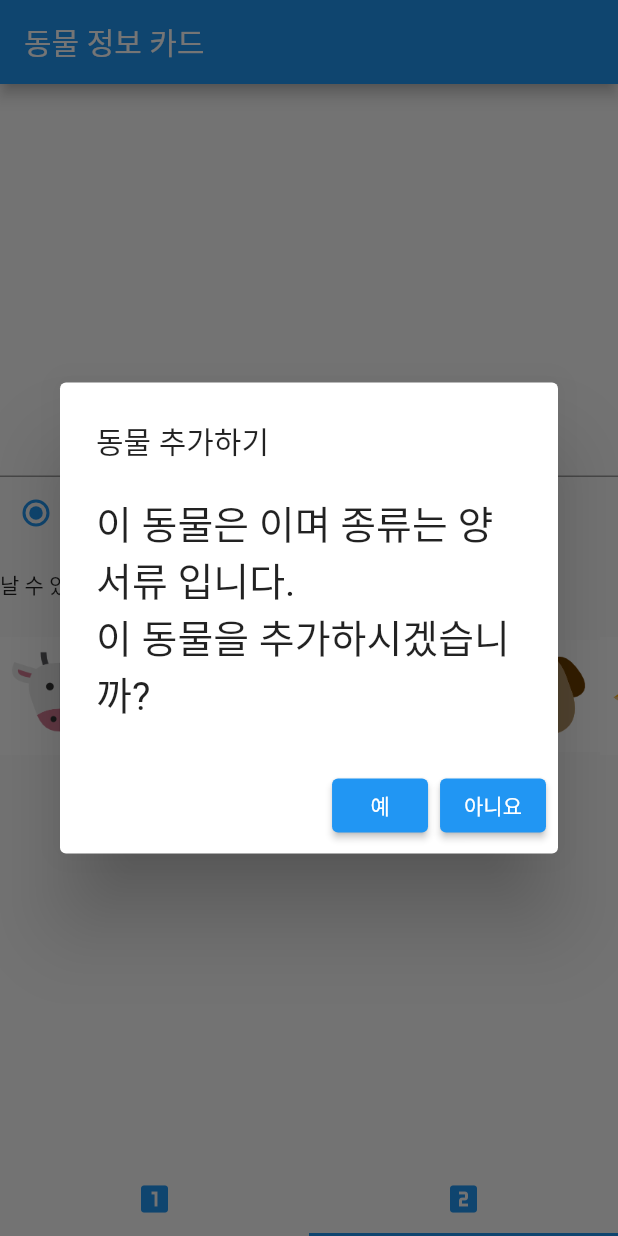
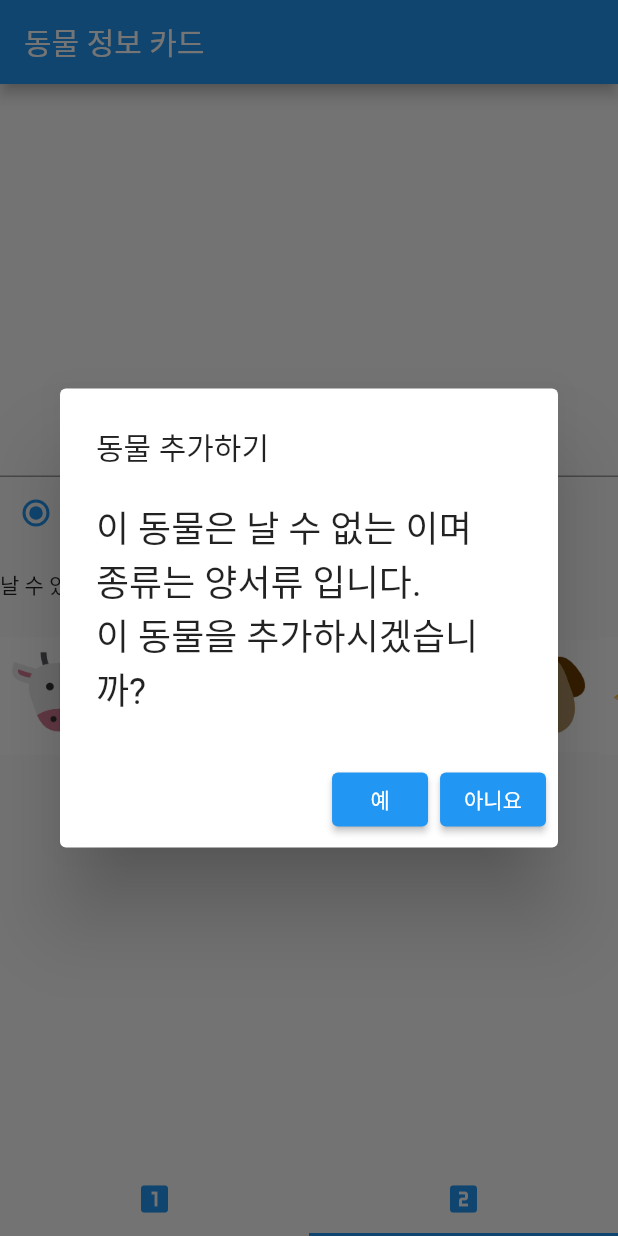
Before and after one commit to Lenson-Lee/Do-it-Flutter, a Flutter app: the screen it shows after launch, tab 2 chosen, after a tap on "동물 추가하기", on a phone screen of 412 x 824 dp. Run offline on Flutter 3.47's test engine with Material 2 defaults, Android fonts, the phone set to English and light mode, and no system bars.

Commit message:
5강. 설명텍스트추가

```diff
--- a/listview_example/lib/animalItem.dart
+++ b/listview_example/lib/animalItem.dart
@@ -5,12 +5,14 @@ class Animal {
   String? animalName;
   String? kind;
   bool? flyExist = false;
+  String fly;
 
   Animal(
       {required this.animalName,
       required this.kind,
       required this.imagePath,
-      this.flyExist}
+      this.flyExist,
+      required this.fly}
       );
 
 }
--- a/listview_example/lib/main.dart
+++ b/listview_example/lib/main.dart
@@ -42,14 +42,14 @@ class _MyHomePageState extends State<MyHomePage> with SingleTickerProviderStateM
     super.initState();
     controller = TabController(length: 2, vsync: this);
 
-    animalList.add(Animal(animalName: "벌", kind: "곤충", imagePath: "repo/images/bee.png"));
-    animalList.add(Animal(animalName: "고양이", kind: "포유류", imagePath: "repo/images/cat.png"));
-    animalList.add(Animal(animalName: "젖소",kind: "포유류", imagePath: "repo/images/cow.png"));
-    animalList.add(Animal(animalName: "강아지", kind: "포유류", imagePath: "repo/images/dog.png"));
-    animalList.add(Animal(animalName: "여우", kind: "포유류", imagePath: "repo/images/fox.png"));
-    animalList.add(Animal(animalName: "원숭이", kind: "포유류", imagePath: "repo/images/monkey.png"));
-    animalList.add(Animal(animalName: "돼지", kind: "포유류", imagePath: "repo/images/pig.png"));
-    animalList.add(Animal(animalName: "늑대", kind: "포유류F", imagePath: "repo/images/wolf.png"));
+    animalList.add(Animal(animalName: "벌", kind: "곤충", imagePath: "repo/images/bee.png", fly: "날 수 있음"));
+    animalList.add(Animal(animalName: "고양이", kind: "포유류", imagePath: "repo/images/cat.png", fly: "날 수 없는"));
+    animalList.add(Animal(animalName: "젖소",kind: "포유류", imagePath: "repo/images/cow.png", fly: "날 수 없는"));
+    animalList.add(Animal(animalName: "강아지", kind: "포유류", imagePath: "repo/images/dog.png", fly: "날 수 없는"));
+    animalList.add(Animal(animalName: "여우", kind: "포유류", imagePath: "repo/images/fox.png", fly: "날 수 없는"));
+    animalList.add(Animal(animalName: "원숭이", kind: "포유류", imagePath: "repo/images/monkey.png", fly: "날 수 없는"));
+    animalList.add(Animal(animalName: "돼지", kind: "포유류", imagePath: "repo/images/pig.png", fly: "날 수 없는"));
+    animalList.add(Animal(animalName: "늑대", kind: "포유류F", imagePath: "repo/images/wolf.png", fly: "날 수 없는"));
 
   } //initState end
 
--- a/listview_example/lib/sub/firstPage.dart
+++ b/listview_example/lib/sub/firstPage.dart
@@ -1,5 +1,6 @@
 import 'package:flutter/material.dart';
 import 'package:listview_example/animalItem.dart';
+import 'secondPage.dart';
 
 class FirstApp extends StatelessWidget {
   final List<Animal>? list;
@@ -28,10 +29,10 @@ class FirstApp extends StatelessWidget {
                 ),
               onTap: () {
                 AlertDialog dialog = AlertDialog(
+
                   content: Text(
-                    '이 동물은 ${list![position].kind}입니다.',
+                    '이 동물은 ${list![position].fly}${list![position].kind}, ${list![position].animalName}입니다.',
                     style: TextStyle(fontSize: 26.0),
-
                   ),
                   );
 
--- a/listview_example/lib/sub/secondPage.dart
+++ b/listview_example/lib/sub/secondPage.dart
@@ -1,5 +1,7 @@
 import 'package:flutter/material.dart';
 import 'package:listview_example/animalItem.dart';
+
+
 
 class SecondApp extends StatefulWidget {
   @override
@@ -62,7 +64,9 @@ class _SecondApp extends State<SecondApp> {
                   ),
                   onTap: () {
                     _imagePath = 'repo/images/cow.png';
+
                   },
+
                 ),
                 GestureDetector(
                   child: Image.asset(
@@ -129,13 +133,15 @@ class _SecondApp extends State<SecondApp> {
                     animalName: nameController.value.text,
                     kind: getKind(_radioValue),
                     imagePath: _imagePath,
-                    flyExist: flyExist);
+                    flyExist: flyExist,
+                    fly: getFly(flyExist)
+                );
                 AlertDialog dialog = AlertDialog(
                   title: Text('동물 추가하기'),
                   content: Text(
-                    '이 동물은 ${animal.animalName}이며 종류는 ${animal.kind} 입니다.'
+                    '이 동물은 ${animal.fly} ${animal.animalName}이며\n종류는 ${animal.kind} 입니다.'
                     '\n이 동물을 추가하시겠습니까?',
-                    style: TextStyle(fontSize: 26.0),
+                    style: TextStyle(fontSize: 24.0),
                   ),
                   actions: [
                     ElevatedButton(
@@ -178,4 +184,12 @@ class _SecondApp extends State<SecondApp> {
         return "포유류";
     }
   }
+
+  getFly(bool? flyExist) {
+    if (flyExist == true) {
+      return "날 수 있는";
+    } else {
+      return "날 수 없는";
+    }
+  }
 }
```
